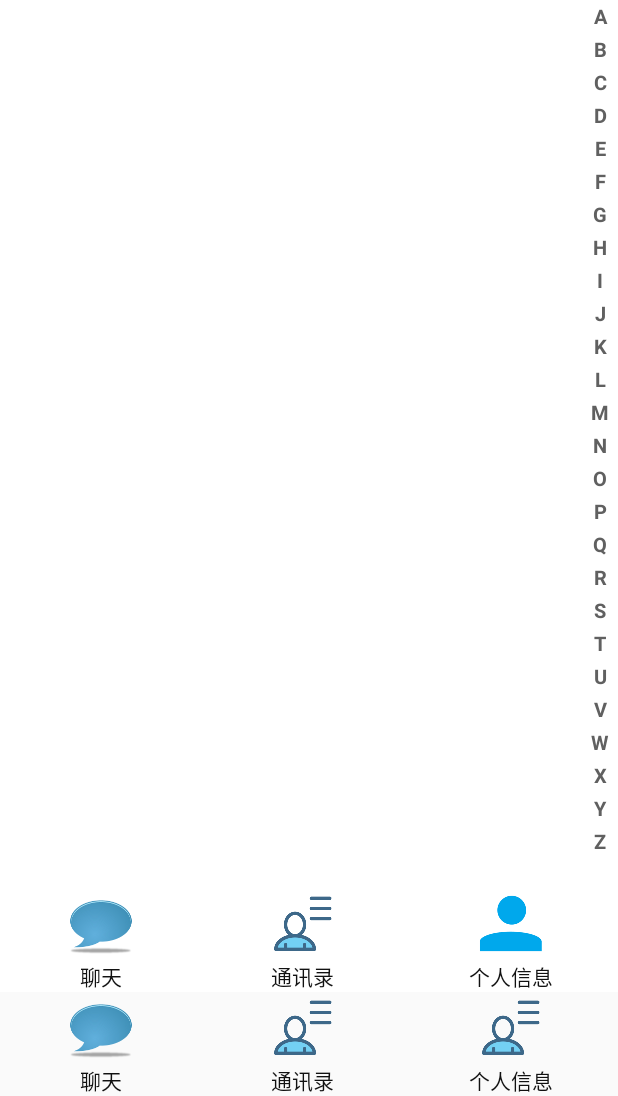
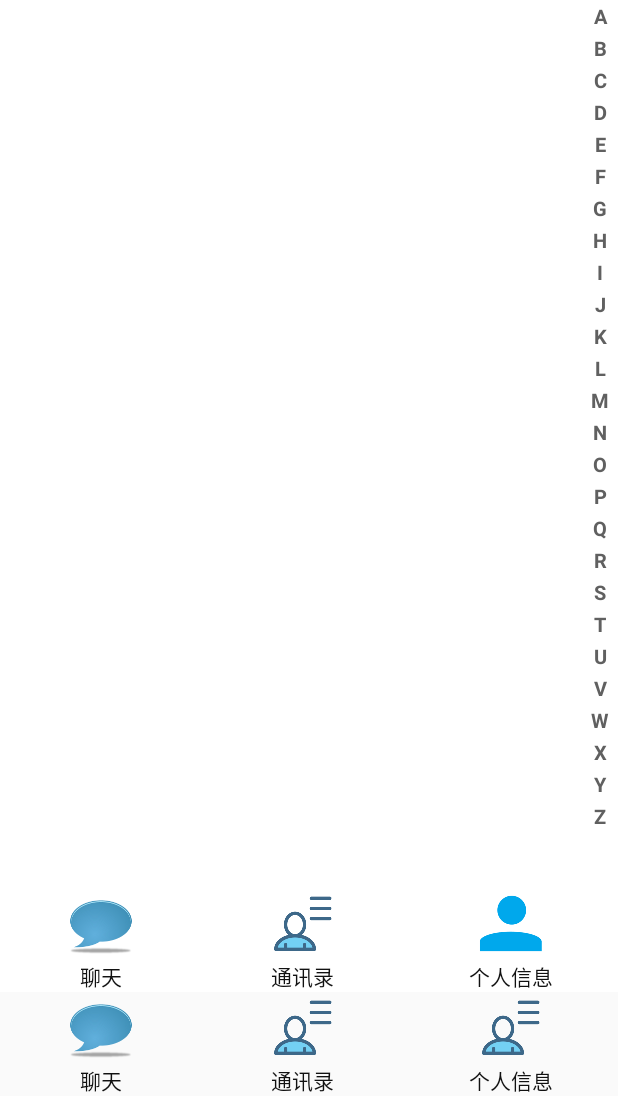
Before and after one commit to SYSUMiniChat/MiniChat, an Android app: the MainSlider screen opened directly, with no data from a screen before it, after a tap on "通讯录", on a phone screen of 412 x 824 dp, the part 140-1236 px from its top. Run offline under Robolectric (Android 15) with nearby library versions, the phone set to English and light mode, and no system bars.

Commit message:
避免除以0

```diff
--- a/MiniChat/app/src/main/java/com/example/caitzh/minichat/view/SideBar.java
+++ b/MiniChat/app/src/main/java/com/example/caitzh/minichat/view/SideBar.java
@@ -56,7 +56,7 @@ public class SideBar extends View {
         super.onDraw(canvas);
         int height = getHeight();// 获取对应高度
         int width = getWidth();// 获取对应宽度
-        int singleHeight = height / letterList.size();// 获取每一个字母的高度
+        int singleHeight = height / (letterList.size()+1);// 获取每一个字母的高度
         for (int i = 0; i < letterList.size(); i++) {
             paint.setColor(Color.parseColor("#606060"));
             paint.setTypeface(Typeface.DEFAULT_BOLD);
```
